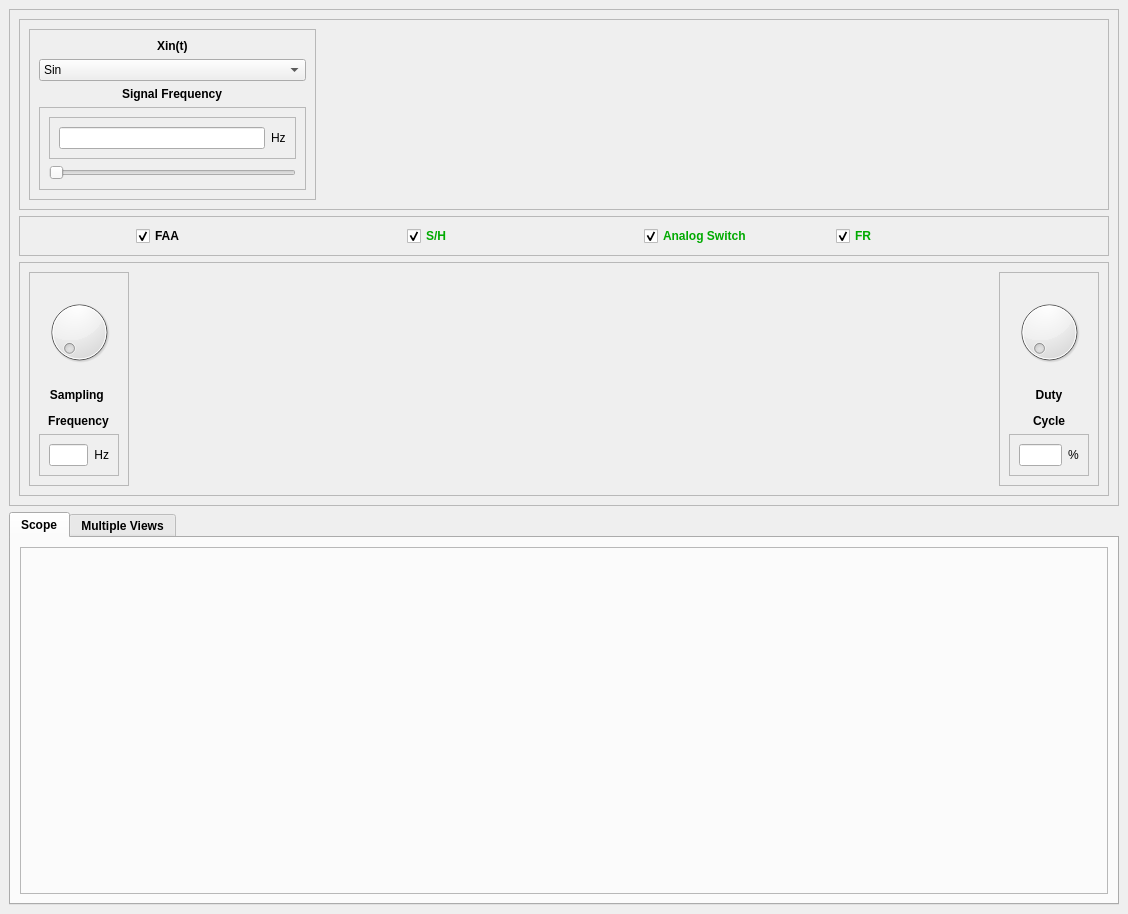
Above: designer/mainwindow.ui from mcorcos/ASSD-MUESTREO-G3 before the change. Below: the same form after it.
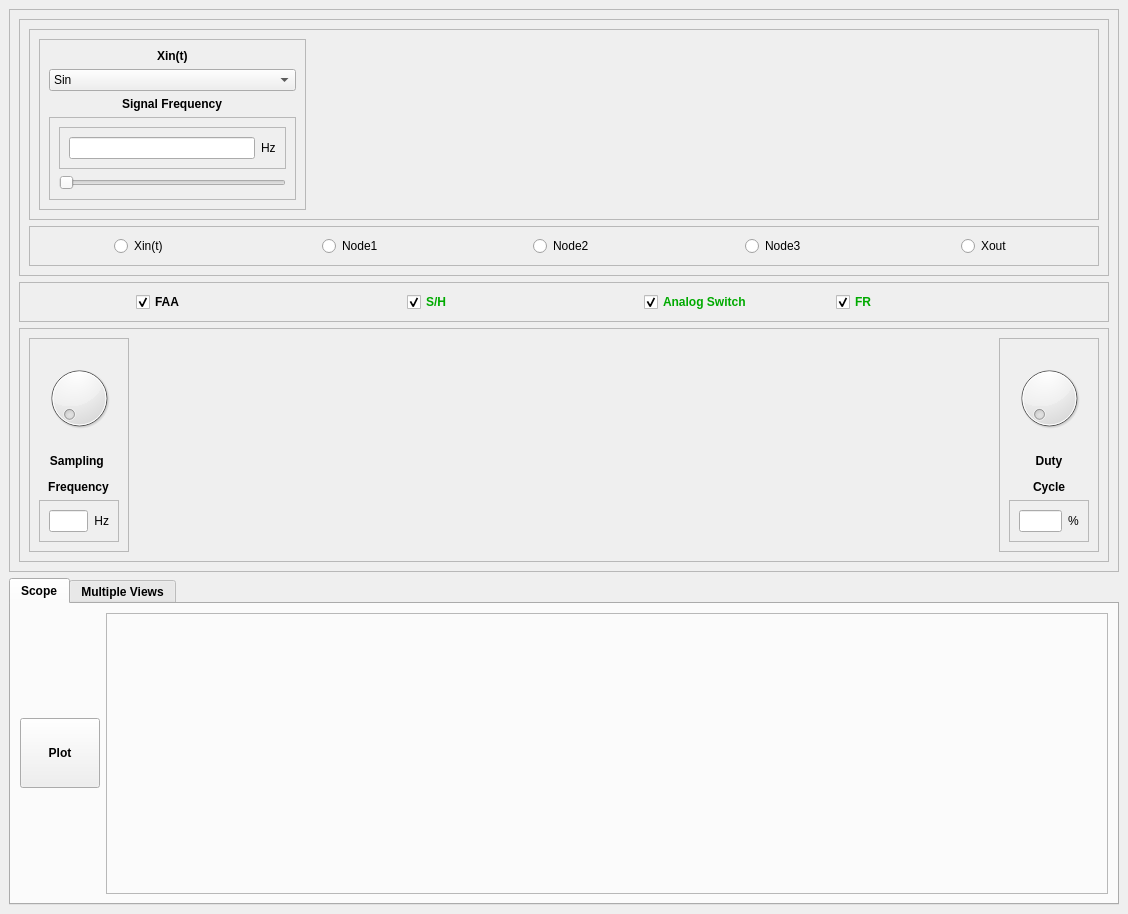
That is the form after the change. Icons and pictures are not drawn.

Diff of the .ui file:
```diff
--- a/designer/mainwindow.ui
+++ b/designer/mainwindow.ui
@@ -38,7 +38,16 @@
          <property name="frameShadow">
           <enum>QFrame::Raised</enum>
          </property>
-         <layout class="QHBoxLayout" name="horizontalLayout_7">
+         <layout class="QVBoxLayout" name="verticalLayout_4">
+          <item>
+           <widget class="QFrame" name="frame_14">
+            <property name="frameShape">
+             <enum>QFrame::StyledPanel</enum>
+            </property>
+            <property name="frameShadow">
+             <enum>QFrame::Raised</enum>
+            </property>
+            <layout class="QHBoxLayout" name="horizontalLayout">
           <item>
            <widget class="QFrame" name="frame_10">
             <property name="frameShape">
@@ -153,6 +162,56 @@
         </widget>
        </item>
        <item>
+           <widget class="QFrame" name="frame_15">
+            <property name="frameShape">
+             <enum>QFrame::StyledPanel</enum>
+            </property>
+            <property name="frameShadow">
+             <enum>QFrame::Raised</enum>
+            </property>
+            <layout class="QHBoxLayout" name="horizontalLayout_2">
+             <item alignment="Qt::AlignHCenter">
+              <widget class="QRadioButton" name="radio_Xin">
+               <property name="text">
+                <string>Xin(t)</string>
+               </property>
+              </widget>
+             </item>
+             <item alignment="Qt::AlignHCenter">
+              <widget class="QRadioButton" name="radio_node1">
+               <property name="text">
+                <string>Node1</string>
+               </property>
+              </widget>
+             </item>
+             <item alignment="Qt::AlignHCenter">
+              <widget class="QRadioButton" name="radio_node2">
+               <property name="text">
+                <string>Node2</string>
+               </property>
+              </widget>
+             </item>
+             <item alignment="Qt::AlignHCenter">
+              <widget class="QRadioButton" name="radio_node3">
+               <property name="text">
+                <string>Node3</string>
+               </property>
+              </widget>
+             </item>
+             <item alignment="Qt::AlignHCenter">
+              <widget class="QRadioButton" name="radio_node4">
+               <property name="text">
+                <string>Xout</string>
+               </property>
+              </widget>
+             </item>
+            </layout>
+           </widget>
+          </item>
+         </layout>
+        </widget>
+       </item>
+       <item>
         <widget class="QFrame" name="frame_4">
          <property name="palette">
           <palette>
@@ -506,6 +565,21 @@
     </item>
     <item>
      <widget class="QTabWidget" name="tabWidget">
+      <property name="enabled">
+       <bool>true</bool>
+      </property>
+      <property name="sizePolicy">
+       <sizepolicy hsizetype="Preferred" vsizetype="Preferred">
+        <horstretch>0</horstretch>
+        <verstretch>0</verstretch>
+       </sizepolicy>
+      </property>
+      <property name="minimumSize">
+       <size>
+        <width>70</width>
+        <height>70</height>
+       </size>
+      </property>
       <property name="font">
        <font>
         <weight>75</weight>
@@ -519,7 +593,26 @@
        <attribute name="title">
         <string>Scope</string>
        </attribute>
-       <layout class="QVBoxLayout" name="verticalLayout_10">
+       <layout class="QHBoxLayout" name="horizontalLayout_7">
+        <item>
+         <widget class="QPushButton" name="pushButton">
+          <property name="minimumSize">
+           <size>
+            <width>80</width>
+            <height>70</height>
+           </size>
+          </property>
+          <property name="maximumSize">
+           <size>
+            <width>80</width>
+            <height>70</height>
+           </size>
+          </property>
+          <property name="text">
+           <string>Plot</string>
+          </property>
+         </widget>
+        </item>
         <item>
          <widget class="QFrame" name="frame_13">
           <property name="frameShape">
```
Lines whose indentation alone changed are shown as unchanged.
